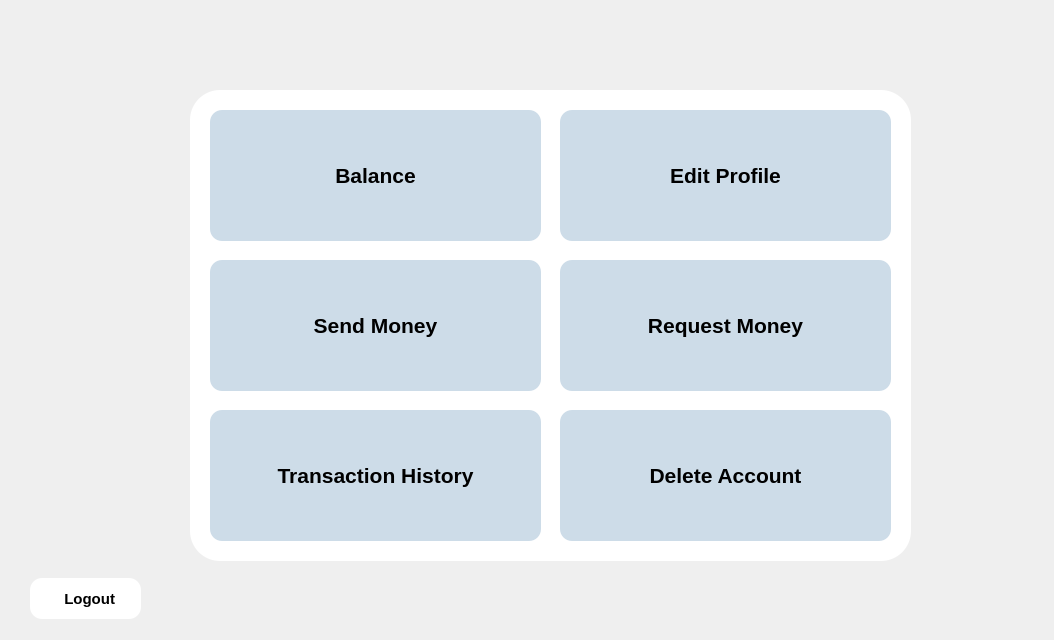
Mahossam36/Smart-Wallet-System, file wallet_proj_qt/simple_wallet/usermainmenu.ui: the form before one commit.
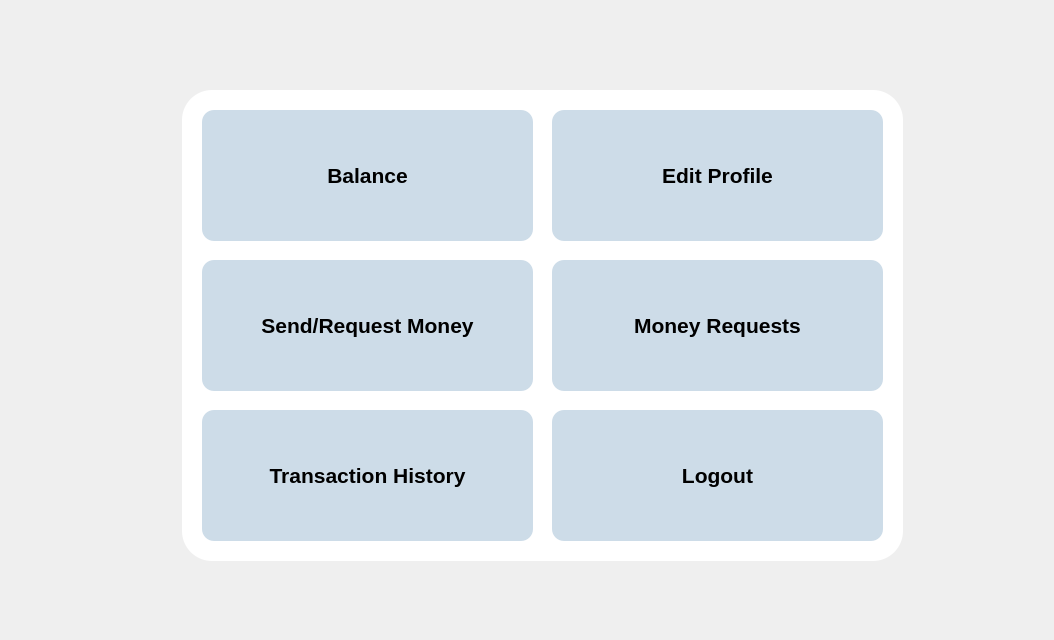
The form after the commit. Icons and pictures are not drawn.

What changed in the file:
```diff
--- a/wallet_proj_qt/simple_wallet/usermainmenu.ui
+++ b/wallet_proj_qt/simple_wallet/usermainmenu.ui
@@ -36,7 +36,7 @@
   <widget class="QLabel" name="label_3">
    <property name="geometry">
     <rect>
-     <x>190</x>
+     <x>182</x>
      <y>90</y>
      <width>721</width>
      <height>471</height>
@@ -54,7 +54,7 @@
   <widget class="QPushButton" name="logoutbutton">
    <property name="geometry">
     <rect>
-     <x>560</x>
+     <x>552</x>
      <y>410</y>
      <width>331</width>
      <height>131</height>
@@ -89,7 +89,7 @@
 }</string>
    </property>
    <property name="text">
-    <string>Delete Account</string>
+    <string>Logout</string>
    </property>
    <property name="icon">
     <iconset>
@@ -111,7 +111,7 @@
   <widget class="QPushButton" name="editprofilebutton">
    <property name="geometry">
     <rect>
-     <x>560</x>
+     <x>552</x>
      <y>110</y>
      <width>331</width>
      <height>131</height>
@@ -168,7 +168,7 @@
   <widget class="QPushButton" name="sendmoneybutton">
    <property name="geometry">
     <rect>
-     <x>210</x>
+     <x>202</x>
      <y>260</y>
      <width>331</width>
      <height>131</height>
@@ -203,7 +203,7 @@
 }</string>
    </property>
    <property name="text">
-    <string>Send Money</string>
+    <string>Send/Request Money</string>
    </property>
    <property name="icon">
     <iconset>
@@ -225,7 +225,7 @@
   <widget class="QPushButton" name="requestmoneybutton">
    <property name="geometry">
     <rect>
-     <x>560</x>
+     <x>552</x>
      <y>260</y>
      <width>331</width>
      <height>131</height>
@@ -260,7 +260,7 @@
 }</string>
    </property>
    <property name="text">
-    <string>Request Money</string>
+    <string>Money Requests</string>
    </property>
    <property name="icon">
     <iconset>
@@ -282,7 +282,7 @@
   <widget class="QPushButton" name="transactionhistorybutton">
    <property name="geometry">
     <rect>
-     <x>210</x>
+     <x>202</x>
      <y>410</y>
      <width>331</width>
      <height>131</height>
@@ -339,7 +339,7 @@
   <widget class="QPushButton" name="balancebutton">
    <property name="geometry">
     <rect>
-     <x>210</x>
+     <x>202</x>
      <y>110</y>
      <width>331</width>
      <height>131</height>
@@ -393,42 +393,6 @@
     <bool>true</bool>
    </property>
   </widget>
-  <widget class="QPushButton" name="backButton">
-   <property name="geometry">
-    <rect>
-     <x>30</x>
-     <y>578</y>
-     <width>111</width>
-     <height>41</height>
-    </rect>
-   </property>
-   <property name="font">
-    <font>
-     <family>Segoe UI</family>
-     <pointsize>-1</pointsize>
-     <bold>true</bold>
-    </font>
-   </property>
-   <property name="styleSheet">
-    <string notr="true">QPushButton {
-    background-color: #ffffff;   /* dark blue */
-    color: black;
-    border: none;                /* no border line */
-    border-radius: 12px;         /* rounded corners */
-    padding: 8px 16px;
-    font-size: 15px;
-    background-image: none;      /* no image */
-}
-</string>
-   </property>
-   <property name="text">
-    <string>  Logout</string>
-   </property>
-   <property name="icon">
-    <iconset>
-     <normaloff>logouticon.png</normaloff>logouticon.png</iconset>
-   </property>
-  </widget>
  </widget>
  <resources/>
  <connections/>
```
Left out of the diff: 4 changed lines with no effect on the pictures.
